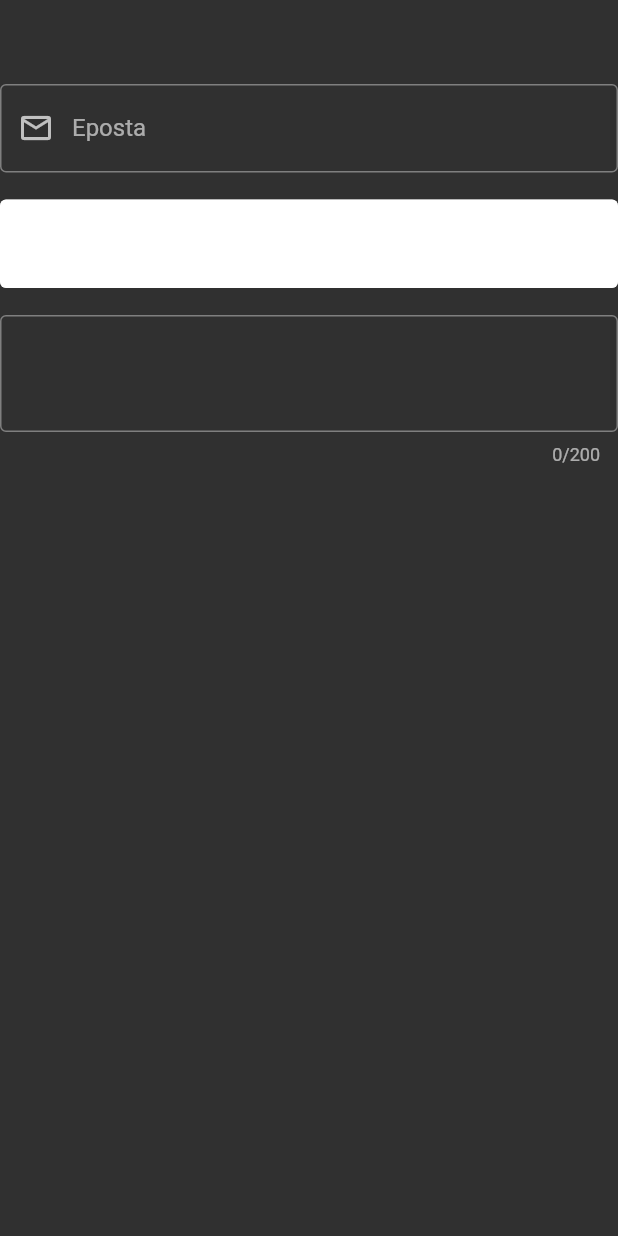
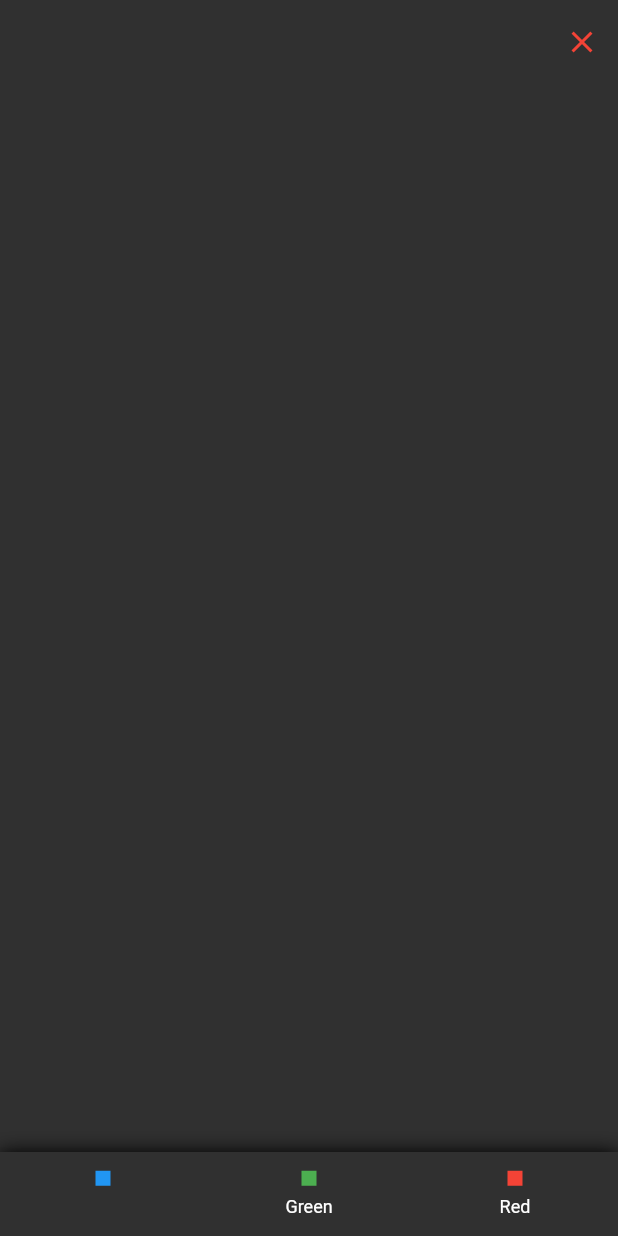
Before and after one commit to omeryilmaz2K/Flutter-Full-Learn, a Flutter app: the screen it shows after launch, on a phone screen of 412 x 824 dp. Run offline on Flutter 3.47's test engine with Material 2 defaults, Android fonts, the phone set to English and light mode, and no system bars.

Commit message:
Demo uygulaması olarak demo_colorful_app geliştirildi.

```diff
--- /dev/null
+++ b/lib/demos/demo_colorful_app/demo_colorful_app.dart
@@ -0,0 +1,98 @@
+import 'package:flutter/material.dart';
+
+class DemoColorfulApp extends StatefulWidget {
+  const DemoColorfulApp({super.key});
+
+  @override
+  State<DemoColorfulApp> createState() => _DemoColorfulAppState();
+}
+
+enum _BackgroundColors { blue, green, red }
+
+class _DemoColorfulAppState extends State<DemoColorfulApp> {
+  Color _backgroundColor = Colors.transparent;
+  int _currentIndex = 0;
+
+  final boxDecoration = const BoxDecoration(
+      boxShadow: [BoxShadow(color: Colors.black, blurRadius: 10)]);
+
+  void _changeBacgroundColor(Color color) {
+    _backgroundColor = color;
+    setState(() {});
+  }
+
+  void _changeCurrentIndex(int index) {
+    _currentIndex = index;
+    setState(() {});
+  }
+
+  @override
+  Widget build(BuildContext context) {
+    return Scaffold(
+      appBar: AppBar(
+        actions: [IconButton(onPressed: () => _changeBacgroundColor(Colors.transparent) , icon: const Icon(Icons.clear))],
+      ),
+      body: Container(
+        color: _backgroundColor,
+      ),
+      bottomNavigationBar: Container(
+        decoration: boxDecoration,
+        child: BottomNavigationBar(
+            unselectedItemColor: Colors.white,
+            currentIndex: _currentIndex,
+            selectedItemColor: _backgroundColor,
+            showUnselectedLabels: true,
+            onTap: _changeBackground,
+            items: const [
+              BottomNavigationBarItem(
+                  icon: _NavBarItemIcon(
+                    color: Colors.blue,
+                  ),
+                  label: 'Blue'),
+              BottomNavigationBarItem(
+                  icon: _NavBarItemIcon(
+                    color: Colors.green,
+                  ),
+                  label: 'Green'),
+              BottomNavigationBarItem(
+                  icon: _NavBarItemIcon(
+                    color: Colors.red,
+                  ),
+                  label: 'Red'),
+            ]),
+      ),
+    );
+  }
+
+  void _changeBackground(int value) {
+    _changeCurrentIndex(value);
+    if (value == _BackgroundColors.blue.index) {
+      _changeBacgroundColor(Colors.blue);
+    } else if (value == _BackgroundColors.green.index) {
+      _changeBacgroundColor(Colors.green);
+    } else if (value == _BackgroundColors.red.index) {
+      _changeBacgroundColor(Colors.red);
+    }
+  }
+}
+
+class _NavBarItemIcon extends StatelessWidget {
+  const _NavBarItemIcon({
+    Key? key,
+    required this.color,
+  }) : super(key: key);
+
+  final Color color;
+
+  @override
+  Widget build(BuildContext context) {
+    return Padding(
+      padding: const EdgeInsets.only(bottom: 5),
+      child: Container(
+        color: color,
+        width: 10,
+        height: 10,
+      ),
+    );
+  }
+}
--- a/lib/main.dart
+++ b/lib/main.dart
@@ -2,6 +2,7 @@ import 'package:flutter/material.dart';
 import 'package:flutter/services.dart';
 import '101/color_learn_view.dart';
 import '101/textfield_learn_view.dart';
+import 'demos/demo_colorful_app/demo_colorful_app.dart';
 
 void main() {
   runApp(const MyApp());
@@ -32,7 +33,7 @@ class MyApp extends StatelessWidget {
             toolbarTextStyle: TextStyle(color: Colors.blue),
             systemOverlayStyle: SystemUiOverlayStyle.light, // Status Bar
           )),
-      home: const TextfieldLearnView(),
+      home: const DemoColorfulApp(),
     );
   }
 }
```
